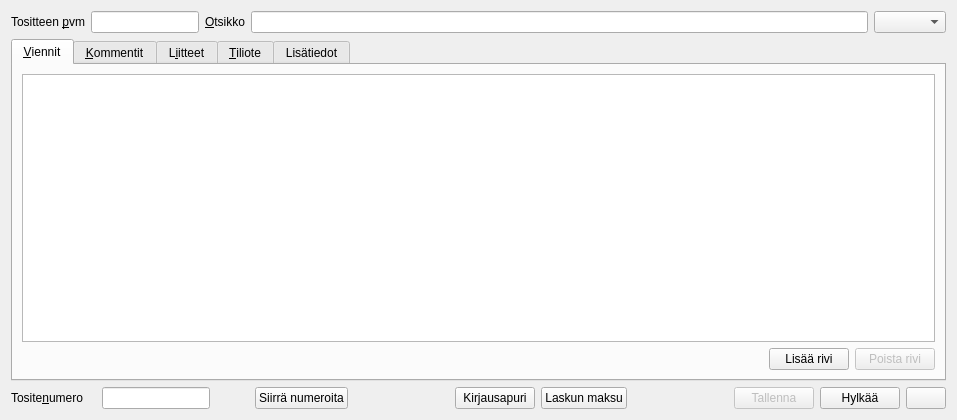
Old version of the form kitupiikki/kirjaus/kirjaus.ui in the repository artoh/kitupiikki.
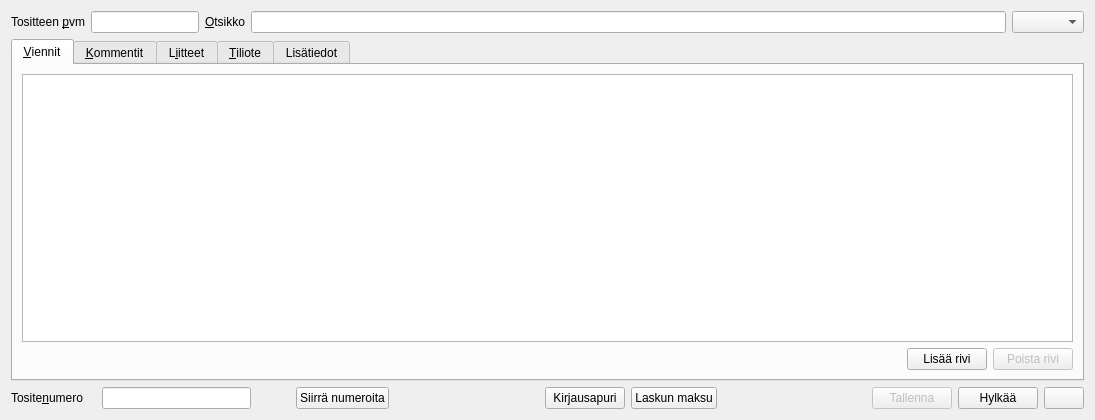
New version of the form. Icons and pictures are not drawn. Custom widgets are drawn as their Qt base class.

Diff of the .ui file:
```diff
--- a/kitupiikki/kirjaus/kirjaus.ui
+++ b/kitupiikki/kirjaus/kirjaus.ui
@@ -6,7 +6,7 @@
    <rect>
     <x>0</x>
     <y>0</y>
-    <width>957</width>
+    <width>1095</width>
     <height>420</height>
    </rect>
   </property>
```
Left out of the diff: 6 changed lines with no effect on the pictures.
